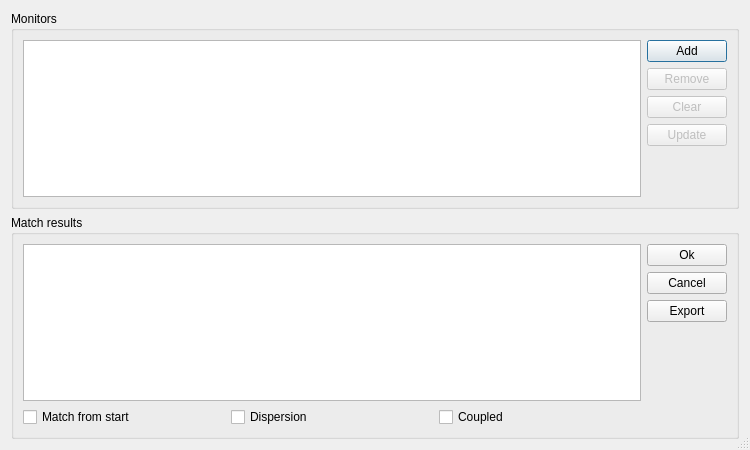
Before: the Qt Designer form madgui/online/emittance.ui in hibtc/madgui, drawn with Qt 5.
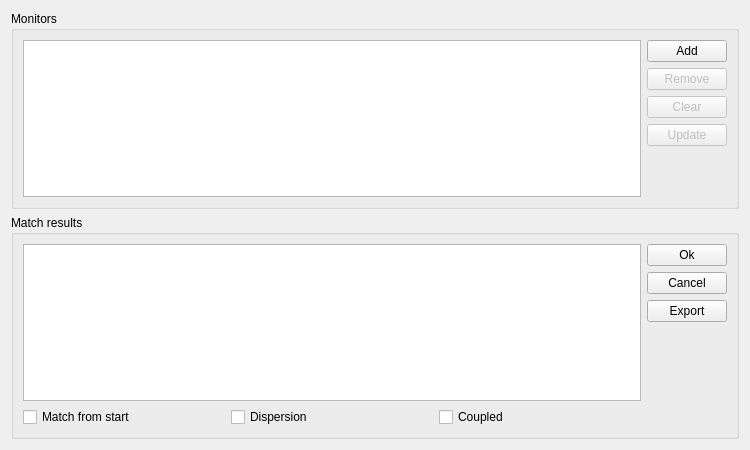
After: the same form once the commit is applied. Custom widgets are drawn as their Qt base class.

Commit message: Integrate emittance dialog into beam diagnostic dialog

The edit to the form file:
```diff
--- a/madgui/online/emittance.ui
+++ b/madgui/online/emittance.ui
@@ -1,7 +1,7 @@
 <?xml version="1.0" encoding="UTF-8"?>
 <ui version="4.0">
  <class>Dialog</class>
- <widget class="QDialog" name="Dialog">
+ <widget class="QWidget" name="Dialog">
   <property name="geometry">
    <rect>
     <x>0</x>
@@ -13,9 +13,6 @@
   <property name="windowTitle">
    <string>Emittance measurement</string>
   </property>
-  <property name="sizeGripEnabled">
-   <bool>true</bool>
-  </property>
   <layout class="QVBoxLayout">
    <item>
     <widget class="QGroupBox">
```
The commit also changes 5 other files.
